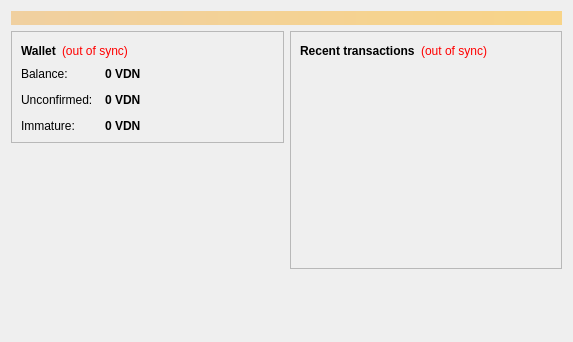
Above: src/qt/forms/overviewpage.ui from AndreaDejanGrande/vDinar before the change. Below: the same form after it.
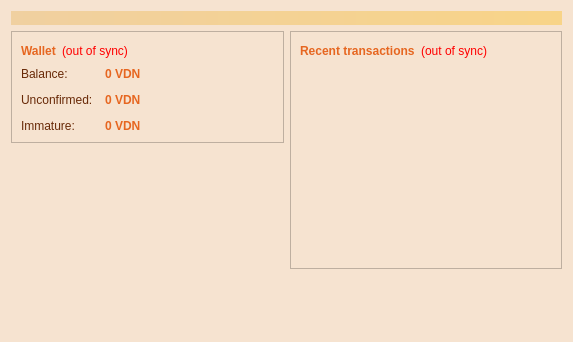
That is the form after the change.

Diff of the .ui file:
```diff
--- a/src/qt/forms/overviewpage.ui
+++ b/src/qt/forms/overviewpage.ui
@@ -13,6 +13,12 @@
   <property name="windowTitle">
    <string>Form</string>
   </property>
+  <property name="autoFillBackground">
+   <bool>false</bool>
+  </property>
+  <property name="styleSheet">
+   <string notr="true">background-color: rgb(246, 227, 208)</string>
+  </property>
   <layout class="QVBoxLayout" name="topLayout">
    <item>
     <widget class="QLabel" name="labelAlerts">
@@ -53,6 +59,9 @@
                 <bold>true</bold>
                </font>
               </property>
+              <property name="styleSheet">
+               <string notr="true">color: rgb(230, 102, 32);</string>
+              </property>
               <property name="text">
                <string>Wallet</string>
               </property>
@@ -102,6 +111,9 @@
             </property>
             <item row="0" column="0">
              <widget class="QLabel" name="label">
+              <property name="styleSheet">
+               <string notr="true">color: rgb(104, 41, 7);</string>
+              </property>
               <property name="text">
                <string>Balance:</string>
               </property>
@@ -121,6 +133,9 @@
               <property name="toolTip">
                <string>Your current balance</string>
               </property>
+              <property name="styleSheet">
+               <string notr="true">color: rgb(230, 102, 32);</string>
+              </property>
               <property name="text">
                <string notr="true">0 VDN</string>
               </property>
@@ -131,6 +146,9 @@
             </item>
             <item row="1" column="0">
              <widget class="QLabel" name="label_3">
+              <property name="styleSheet">
+               <string notr="true">color: rgb(104, 41, 7);</string>
+              </property>
               <property name="text">
                <string>Unconfirmed:</string>
               </property>
@@ -150,6 +168,9 @@
               <property name="toolTip">
                <string>Total of transactions that have yet to be confirmed, and do not yet count toward the current balance</string>
               </property>
+              <property name="styleSheet">
+               <string notr="true">color: rgb(230, 102, 32);</string>
+              </property>
               <property name="text">
                <string notr="true">0 VDN</string>
               </property>
@@ -160,6 +181,9 @@
             </item>
             <item row="2" column="0">
              <widget class="QLabel" name="labelImmatureText">
+              <property name="styleSheet">
+               <string notr="true">color: rgb(104, 41, 7);</string>
+              </property>
               <property name="text">
                <string>Immature:</string>
               </property>
@@ -176,6 +200,9 @@
               <property name="toolTip">
                <string>Mined balance that has not yet matured</string>
               </property>
+              <property name="styleSheet">
+               <string notr="true">color: rgb(230, 102, 32);</string>
+              </property>
               <property name="text">
                <string notr="true">0 VDN</string>
               </property>
@@ -219,6 +246,9 @@
            <layout class="QHBoxLayout" name="horizontalLayout_2">
             <item>
              <widget class="QLabel" name="label_4">
+              <property name="styleSheet">
+               <string notr="true">color: rgb(230, 102, 32);</string>
+              </property>
               <property name="text">
                <string>&lt;b&gt;Recent transactions&lt;/b&gt;</string>
               </property>
```
